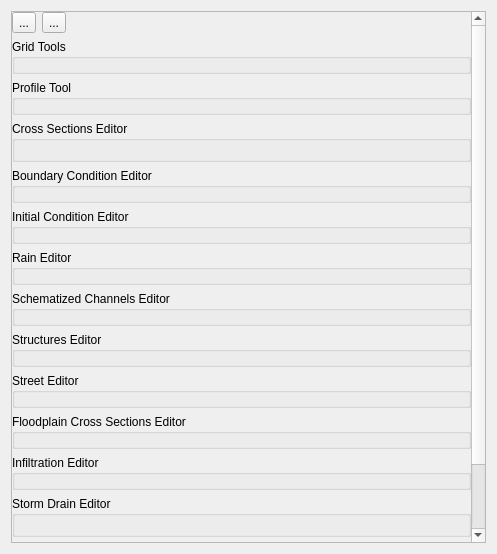
FLO-2DSoftware/qgis-flo-2d-plugin, file flo2d/ui/f2d_widget.ui: the form before one commit.
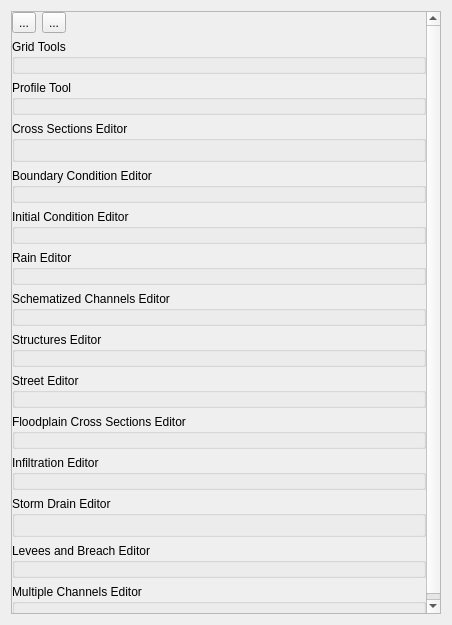
The form after the commit. Icons and pictures are not drawn. Custom widgets are drawn as their Qt base class.

```diff
--- a/flo2d/ui/f2d_widget.ui
+++ b/flo2d/ui/f2d_widget.ui
@@ -6,8 +6,8 @@
    <rect>
     <x>0</x>
     <y>0</y>
-    <width>497</width>
-    <height>554</height>
+    <width>447</width>
+    <height>625</height>
    </rect>
   </property>
   <property name="windowTitle">
@@ -30,8 +30,8 @@
        <rect>
         <x>0</x>
         <y>0</y>
-        <width>477</width>
-        <height>534</height>
+        <width>428</width>
+        <height>605</height>
        </rect>
       </property>
       <layout class="QGridLayout" name="gridLayout_2">
```
Left out of the diff: 368 changed lines with no effect on the pictures.
